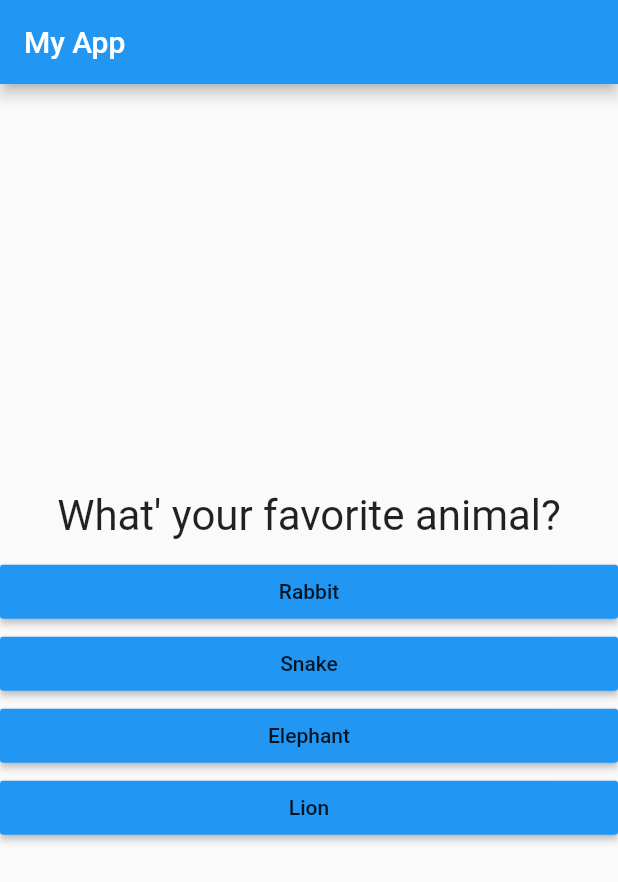
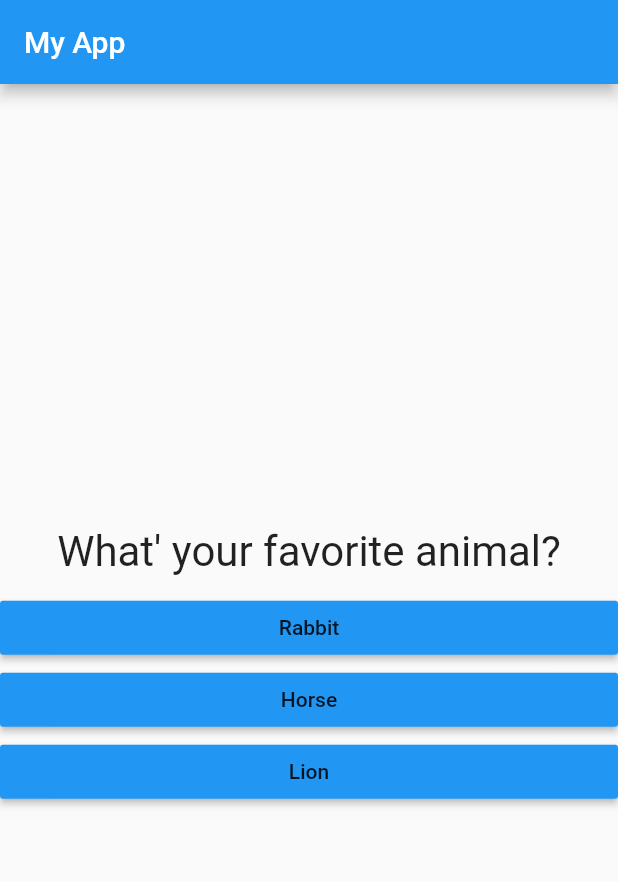
Before and after one commit to chetan882777/flutter-widget-practice, a Flutter app: the screen it shows after launch, after a tap on "Black", on a phone screen of 412 x 824 dp. Shown: the top 882 px of the screen. Run offline on Flutter 3.47's test engine with Material 2 defaults, Android fonts, the phone set to English and light mode, and no system bars.

Commit message:
count score

```diff
--- a/lib/main.dart
+++ b/lib/main.dart
@@ -1,6 +1,7 @@
 import 'package:flutter/material.dart';
-import './questions.dart';
+import './question.dart';
 import './answer.dart';
+import './quiz.dart';
 
 void main() {
   runApp(MyApp());
@@ -13,8 +14,10 @@ class MyApp extends StatefulWidget {
 
 class _MyAppState extends State<MyApp> {
   var _questionIndex = 0;
+  var totalScore = 0;
 
-  void _answerQuestion() {
+  void _answerQuestion(int score) {
+    totalScore += score;
     setState(() {
       _questionIndex = _questionIndex + 1;
     });
@@ -26,15 +29,30 @@ class _MyAppState extends State<MyApp> {
     var questions = [
       {
         'questionText': 'What\' your favorite color?',
-        'answers': ['Black', 'Red', 'Green', 'White']
+        'answers': [
+          {'text': 'Black', 'score': 10},
+          {'text': 'Red', 'score': 20},
+          {'text': 'Blue', 'score': 30},
+          {'text': 'White', 'score': 40}
+        ]
       },
       {
         'questionText': 'What\' your favorite animal?',
-        'answers': ['Rabbit', 'Snake', 'Elephant', 'Lion']
+        'answers': [
+          {'text' : 'Rabbit' , 'score' : 10},
+          {'text' : 'Horse' , 'score' : 20},
+          {'text' : 'Lion' , 'score' : 30}
+        ]
       },
       {
         'questionText': 'What\' your favorite instructor?',
-        'answers': ['Chetan', 'Chetan', 'Chetan', 'Chetan']
+        'answers': [
+          {'text' : 'Chetan' , 'score' : 10},
+          {'text' : 'Chetan' , 'score' : 10},
+          {'text' : 'Chetan' , 'score' : 10},
+          {'text' : 'Chetan' , 'score' : 10},
+        ]
+
       },
     ];
     return MaterialApp(
@@ -44,15 +62,12 @@ class _MyAppState extends State<MyApp> {
           title: Text("My App"),
         ),
         body: Center(
-            child: Column(
-          mainAxisAlignment: MainAxisAlignment.center,
-          children: [
-            Question(questions[_questionIndex]['questionText']),
-            ...(questions[_questionIndex]['answers'] as List<String>)
-                .map((answer) => Answer(_answerQuestion, answer))
-                .toList(),
-          ],
-        )),
+            child: _questionIndex < questions.length
+                ? Quiz(questions: questions,
+                questionIndex: _questionIndex,
+                answerQuestion: _answerQuestion)
+                : Center(
+                child: Text("You did it.\n score $totalScore"))),
       ),
     );
   }
--- /dev/null
+++ b/lib/quiz.dart
@@ -0,0 +1,29 @@
+import 'package:flutter/material.dart';
+import './question.dart';
+import './answer.dart';
+
+class Quiz extends StatelessWidget {
+
+  final List<Map<String, Object>> questions;
+  final int questionIndex;
+  final Function answerQuestion;
+
+  Quiz({
+    @required this.questions,
+    @required this.questionIndex,
+    @required this.answerQuestion
+  });
+
+  @override
+  Widget build(BuildContext context) {
+    return Column(
+      mainAxisAlignment: MainAxisAlignment.center,
+      children: [
+        Question(questions[questionIndex]['questionText']),
+        ...(questions[questionIndex]['answers'] as List<Map<String, Object>>)
+            .map((answer) => Answer(() => answerQuestion(answer['score']), answer['text']))
+            .toList(),
+      ],
+    );
+  }
+}
```
Also changed, not shown: lib/question.dart (renamed from lib/questions.dart).
